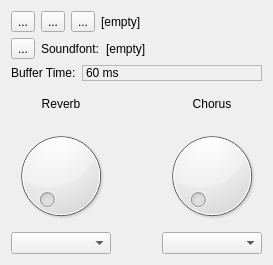
The window that guisynth/mainwindow.ui (pedrolcl/Linux-SonivoxEas) describes before a commit, drawn with Qt 5.
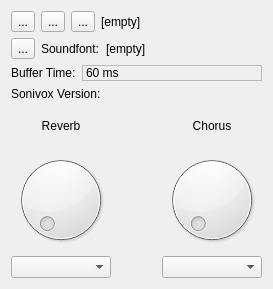
The same window after the commit. Icons and pictures are not drawn.

```diff
--- a/guisynth/mainwindow.ui
+++ b/guisynth/mainwindow.ui
@@ -7,13 +7,13 @@
     <x>0</x>
     <y>0</y>
     <width>273</width>
-    <height>265</height>
+    <height>289</height>
    </rect>
   </property>
   <property name="minimumSize">
    <size>
     <width>273</width>
-    <height>265</height>
+    <height>289</height>
    </size>
   </property>
   <property name="windowTitle">
@@ -25,7 +25,37 @@
   </property>
   <widget class="QWidget" name="centralWidget">
    <layout class="QGridLayout" name="gridLayout">
-    <item row="3" column="0">
+    <item row="3" column="0" colspan="3">
+     <layout class="QHBoxLayout" name="horizontalLayout">
+      <item>
+       <widget class="QLabel" name="lblVersion">
+        <property name="sizePolicy">
+         <sizepolicy hsizetype="Minimum" vsizetype="Minimum">
+          <horstretch>0</horstretch>
+          <verstretch>0</verstretch>
+         </sizepolicy>
+        </property>
+        <property name="text">
+         <string>Sonivox Version:</string>
+        </property>
+       </widget>
+      </item>
+      <item>
+       <widget class="QLabel" name="libSonivoxVersion">
+        <property name="sizePolicy">
+         <sizepolicy hsizetype="Expanding" vsizetype="Preferred">
+          <horstretch>0</horstretch>
+          <verstretch>0</verstretch>
+         </sizepolicy>
+        </property>
+        <property name="text">
+         <string/>
+        </property>
+       </widget>
+      </item>
+     </layout>
+    </item>
+    <item row="4" column="0">
      <widget class="QLabel" name="lblReverb">
       <property name="text">
        <string>Reverb</string>
@@ -35,7 +65,7 @@
       </property>
      </widget>
     </item>
-    <item row="3" column="1">
+    <item row="4" column="1">
      <spacer name="verticalSpacer">
       <property name="orientation">
        <enum>Qt::Vertical</enum>
@@ -48,7 +78,7 @@
       </property>
      </spacer>
     </item>
-    <item row="3" column="2">
+    <item row="4" column="2">
      <widget class="QLabel" name="lblChorus">
       <property name="text">
        <string>Chorus</string>
@@ -58,24 +88,24 @@
       </property>
      </widget>
     </item>
-    <item row="4" column="0">
+    <item row="5" column="0">
      <widget class="QDial" name="dial_Reverb">
       <property name="maximum">
        <number>32765</number>
       </property>
      </widget>
     </item>
-    <item row="4" column="2">
+    <item row="5" column="2">
      <widget class="QDial" name="dial_Chorus">
       <property name="maximum">
        <number>32765</number>
       </property>
      </widget>
     </item>
-    <item row="5" column="0">
+    <item row="6" column="0">
      <widget class="QComboBox" name="combo_Reverb"/>
     </item>
-    <item row="5" column="2">
+    <item row="6" column="2">
      <widget class="QComboBox" name="combo_Chorus"/>
     </item>
     <item row="0" column="0" colspan="3">
```
